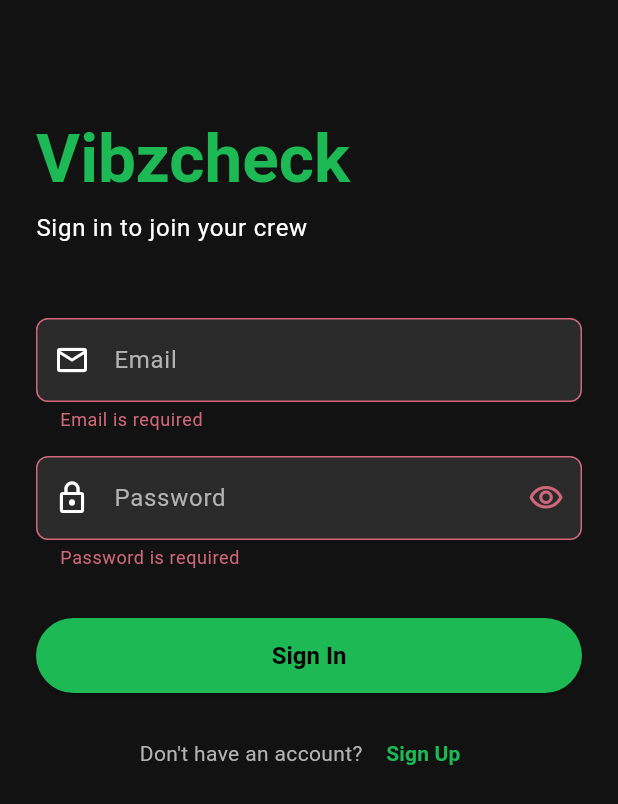
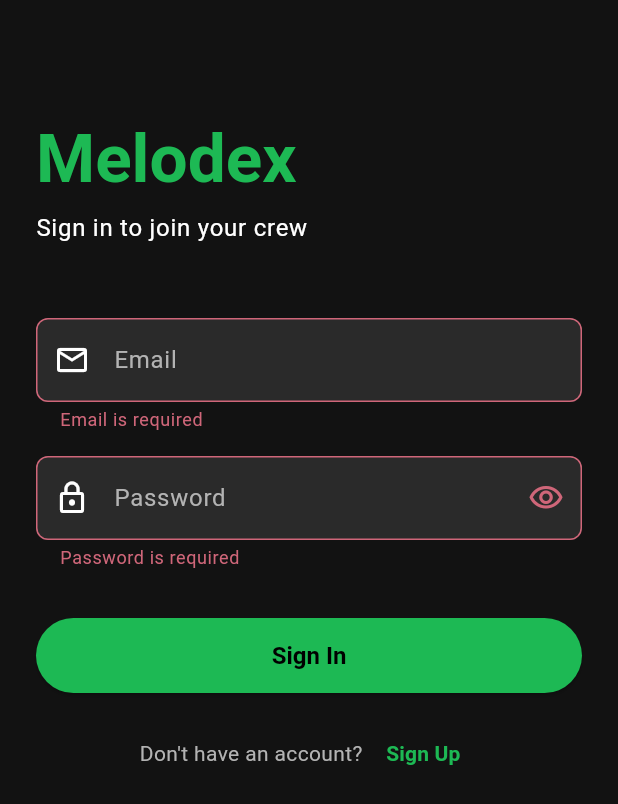
Before and after one commit to Phyvlik/project_02_melodex, a Flutter app: the screen it shows after launch, after a tap on "Sign In", on a phone screen of 412 x 824 dp. Shown: the top 804 px of the screen. Run offline on Flutter 3.47's test engine with Material 3 defaults, Android fonts, the phone set to English and light mode, and no system bars; our stand-ins replace cached_network_image, cloud_firestore, firebase_auth, firebase_core, firebase_messaging, firebase_storage and 5 more; accounts and stored records are empty.

Commit message:
rename app from Vibzcheck to Melodex throughout

```diff
--- a/lib/main.dart
+++ b/lib/main.dart
@@ -13,11 +13,11 @@ void main() async {
   await Firebase.initializeApp(
     options: DefaultFirebaseOptions.currentPlatform,
   );
-  runApp(const VibzcheckApp());
+  runApp(const MelodexApp());
 }
 
-class VibzcheckApp extends StatelessWidget {
-  const VibzcheckApp({super.key});
+class MelodexApp extends StatelessWidget {
+  const MelodexApp({super.key});
 
   @override
   Widget build(BuildContext context) {
@@ -28,7 +28,7 @@ class VibzcheckApp extends StatelessWidget {
         ChangeNotifierProvider(create: (_) => PlaylistProvider()),
       ],
       child: MaterialApp(
-        title: 'Vibzcheck',
+        title: 'Melodex',
         debugShowCheckedModeBanner: false,
         theme: AppTheme.darkTheme,
         home: const AuthWrapper(),
--- a/lib/screens/auth/login_screen.dart
+++ b/lib/screens/auth/login_screen.dart
@@ -48,7 +48,7 @@ class _LoginScreenState extends State<LoginScreen> {
               children: [
                 const SizedBox(height: 40),
                 Text(
-                  'Vibzcheck',
+                  'Melodex',
                   style: Theme.of(context).textTheme.displayMedium?.copyWith(
                         color: AppColors.primary,
                         fontWeight: FontWeight.bold,
--- a/lib/services/chat_service.dart
+++ b/lib/services/chat_service.dart
@@ -44,7 +44,7 @@ class ChatService {
     await sendMessage(
       roomId: roomId,
       senderUid: 'system',
-      senderName: 'Vibzcheck',
+      senderName: 'Melodex',
       content: content,
       type: type,
       linkedSongId: linkedSongId,
--- a/pubspec.yaml
+++ b/pubspec.yaml
@@ -1,5 +1,5 @@
-name: vibzcheck
-description: "Vibzcheck - collaborative music app where groups vote on the next song together."
+name: melodex
+description: "Melodex - collaborative music app where groups vote on the next song together."
 publish_to: 'none'
 
 version: 1.0.0+1
```
Also changed, not shown: 5 other files.
